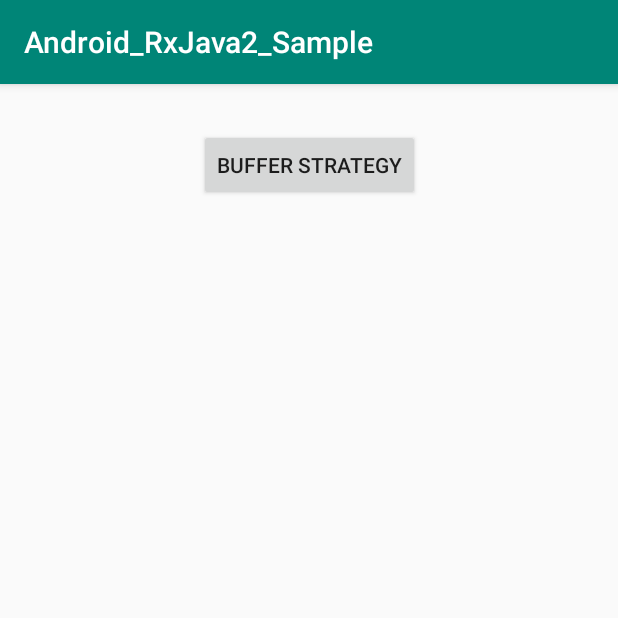
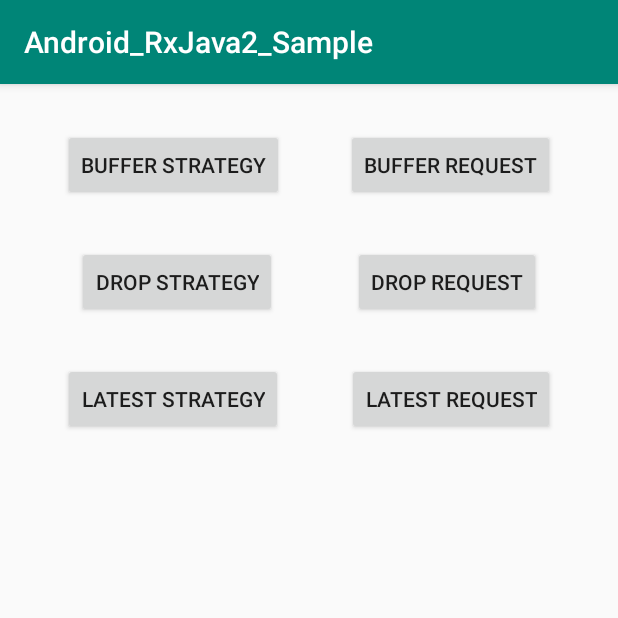
Before and after one commit to lizhen0211/Android_Rx_Java_2_Sample, an Android app: the FlowableActivity2 screen opened directly, with no data from a screen before it, on a phone screen of 412 x 824 dp, the top half of it. Run offline under Robolectric (Android 15) with nearby library versions, the phone set to English and light mode, and no system bars; our stand-ins replace RxJava.

```diff
--- a/app/src/main/java/com/lz/android_rxjava2_sample/FlowableActivity2.java
+++ b/app/src/main/java/com/lz/android_rxjava2_sample/FlowableActivity2.java
@@ -17,6 +17,15 @@ import io.reactivex.schedulers.Schedulers;
 
 /**
  * BackpressureStrategy
+ * <p>
+ * 背压问题的出现需要两个条件：
+ * 1、上游与下游需处于不同线程。
+ * 2、被观察者产生事件的速度需远快与观察者消费事件的速度。
+ * <p>
+ * 注：
+ * 背压策略的解决思路是响应式拉取。
+ * 与RxJava观察者模型相反，响应式拉取是观察者主动去被观察者那里拉取事件，
+ * 而被观察者则是被动等待通知再发射事件
  */
 public class FlowableActivity2 extends AppCompatActivity {
 
@@ -28,40 +37,128 @@ public class FlowableActivity2 extends AppCompatActivity {
         setContentView(R.layout.activity_flowable2);
     }
 
+    private Subscription bufferSubscription;
+
     public void onBufferStrategyClick(View view) {
         Flowable.create(new FlowableOnSubscribe<Integer>() {
             @Override
             public void subscribe(FlowableEmitter<Integer> emitter) throws Exception {
                 for (int i = 0; i < 1000; i++) {
-                    Log.d(TAG, "emit " + i);
+                    Log.e(TAG, "emit " + i);
                     emitter.onNext(i);
                 }
             }
-            //BackpressureStrategy.DROP
-            //BackpressureStrategy.LATEST
         }, BackpressureStrategy.BUFFER).subscribeOn(Schedulers.io())
+                .observeOn(AndroidSchedulers.mainThread())
+                .subscribe(new Subscriber<Integer>() {
+                    @Override
+                    public void onSubscribe(Subscription s) {
+                        Log.e(TAG, "onSubscribe");
+                        bufferSubscription = s;
+                    }
+
+                    @Override
+                    public void onNext(Integer integer) {
+                        Log.e(TAG, "onNext: " + integer);
+                    }
+
+                    @Override
+                    public void onError(Throwable t) {
+                        Log.e(TAG, "onError: ", t);
+                    }
+
+                    @Override
+                    public void onComplete() {
+                        Log.e(TAG, "onComplete");
+                    }
+                });
+    }
+
+    public void onBufferRequestClick(View view) {
+        bufferSubscription.request(228);
+    }
+
+    private Subscription dropSubscription;
+
+    public void onDropStrategyClick(View view) {
+        Flowable.create(new FlowableOnSubscribe<Integer>() {
+            @Override
+            public void subscribe(FlowableEmitter<Integer> emitter) throws Exception {
+                for (int i = 0; i < 10000; i++) {
+                    Log.e(TAG, "emit " + i);
+                    emitter.onNext(i);
+                }
+            }
+        }, BackpressureStrategy.DROP).subscribeOn(Schedulers.io())
                 .observeOn(AndroidSchedulers.mainThread())
                 .subscribe(new Subscriber<Integer>() {
 
                     @Override
                     public void onSubscribe(Subscription s) {
-                        Log.d(TAG, "onSubscribe");
+                        Log.e(TAG, "onSubscribe");
+                        dropSubscription = s;
                     }
 
                     @Override
                     public void onNext(Integer integer) {
-                        Log.d(TAG, "onNext: " + integer);
+                        Log.e(TAG, "onNext: " + integer);
                     }
 
                     @Override
                     public void onError(Throwable t) {
-                        Log.w(TAG, "onError: ", t);
+                        Log.e(TAG, "onError: ", t);
                     }
 
                     @Override
                     public void onComplete() {
-                        Log.d(TAG, "onComplete");
+                        Log.e(TAG, "onComplete");
                     }
                 });
     }
+
+    public void onDropRequestClick(View view) {
+        dropSubscription.request(228);
+    }
+
+    private Subscription latestSubscription;
+
+    public void onLatestStrategyClick(View view) {
+        Flowable.create(new FlowableOnSubscribe<Integer>() {
+            @Override
+            public void subscribe(FlowableEmitter<Integer> emitter) throws Exception {
+                for (int i = 0; i < 10000; i++) {
+                    Log.e(TAG, "emit " + i);
+                    emitter.onNext(i);
+                }
+            }
+        }, BackpressureStrategy.LATEST).subscribeOn(Schedulers.io())
+                .observeOn(AndroidSchedulers.mainThread())
+                .subscribe(new Subscriber<Integer>() {
+
+                    @Override
+                    public void onSubscribe(Subscription s) {
+                        Log.e(TAG, "onSubscribe");
+                        latestSubscription = s;
+                    }
+
+                    @Override
+                    public void onNext(Integer integer) {
+                        Log.e(TAG, "onNext: " + integer);
+                    }
+
+                    @Override
+                    public void onError(Throwable t) {
+                        Log.e(TAG, "onError: ", t);
+                    }
+
+                    @Override
+                    public void onComplete() {
+                        Log.e(TAG, "onComplete");
+                    }
+                });
+    }
+
+    public void onLatestRequestClick(View view) {
+        latestSubscription.request(228);
+    }
 }
--- a/app/src/main/res/layout/activity_flowable2.xml
+++ b/app/src/main/res/layout/activity_flowable2.xml
@@ -14,7 +14,63 @@
         android:onClick="onBufferStrategyClick"
         android:text="Buffer Strategy"
         app:layout_constraintLeft_toLeftOf="parent"
+        app:layout_constraintRight_toLeftOf="@id/buffer_request_btn"
+        app:layout_constraintTop_toTopOf="parent" />
+
+    <Button
+        android:id="@+id/buffer_request_btn"
+        android:layout_width="wrap_content"
+        android:layout_height="wrap_content"
+        android:layout_marginTop="30dp"
+        android:onClick="onBufferRequestClick"
+        android:text="Buffer request"
+        app:layout_constraintLeft_toRightOf="@id/buffer_strategy_btn_1"
         app:layout_constraintRight_toRightOf="parent"
         app:layout_constraintTop_toTopOf="parent" />
 
+    <Button
+        android:id="@+id/drop_strategy_btn_2"
+        android:layout_width="wrap_content"
+        android:layout_height="wrap_content"
+        android:layout_marginTop="30dp"
+        android:onClick="onDropStrategyClick"
+        android:text="Drop Strategy"
+        app:layout_constraintLeft_toLeftOf="parent"
+        app:layout_constraintRight_toLeftOf="@id/drop_request_btn"
+        app:layout_constraintTop_toBottomOf="@id/buffer_strategy_btn_1" />
+
+    <Button
+        android:id="@+id/drop_request_btn"
+        android:layout_width="wrap_content"
+        android:layout_height="wrap_content"
+        android:layout_marginTop="30dp"
+        android:onClick="onDropRequestClick"
+        android:text="Drop Request"
+        app:layout_constraintLeft_toRightOf="@id/drop_strategy_btn_2"
+        app:layout_constraintRight_toRightOf="parent"
+        app:layout_constraintTop_toBottomOf="@id/buffer_strategy_btn_1" />
+
+
+    <Button
+        android:id="@+id/latest_strategy_btn_2"
+        android:layout_width="wrap_content"
+        android:layout_height="wrap_content"
+        android:layout_marginTop="30dp"
+        android:onClick="onLatestStrategyClick"
+        android:text="latest Strategy"
+        app:layout_constraintLeft_toLeftOf="parent"
+        app:layout_constraintRight_toLeftOf="@id/latest_request_btn"
+        app:layout_constraintTop_toBottomOf="@id/drop_strategy_btn_2" />
+
+    <Button
+        android:id="@+id/latest_request_btn"
+        android:layout_width="wrap_content"
+        android:layout_height="wrap_content"
+        android:layout_marginTop="30dp"
+        android:onClick="onLatestRequestClick"
+        android:text="latest Request"
+        app:layout_constraintLeft_toRightOf="@id/latest_strategy_btn_2"
+        app:layout_constraintRight_toRightOf="parent"
+        app:layout_constraintTop_toBottomOf="@id/drop_strategy_btn_2" />
+
 </android.support.constraint.ConstraintLayout>
```
